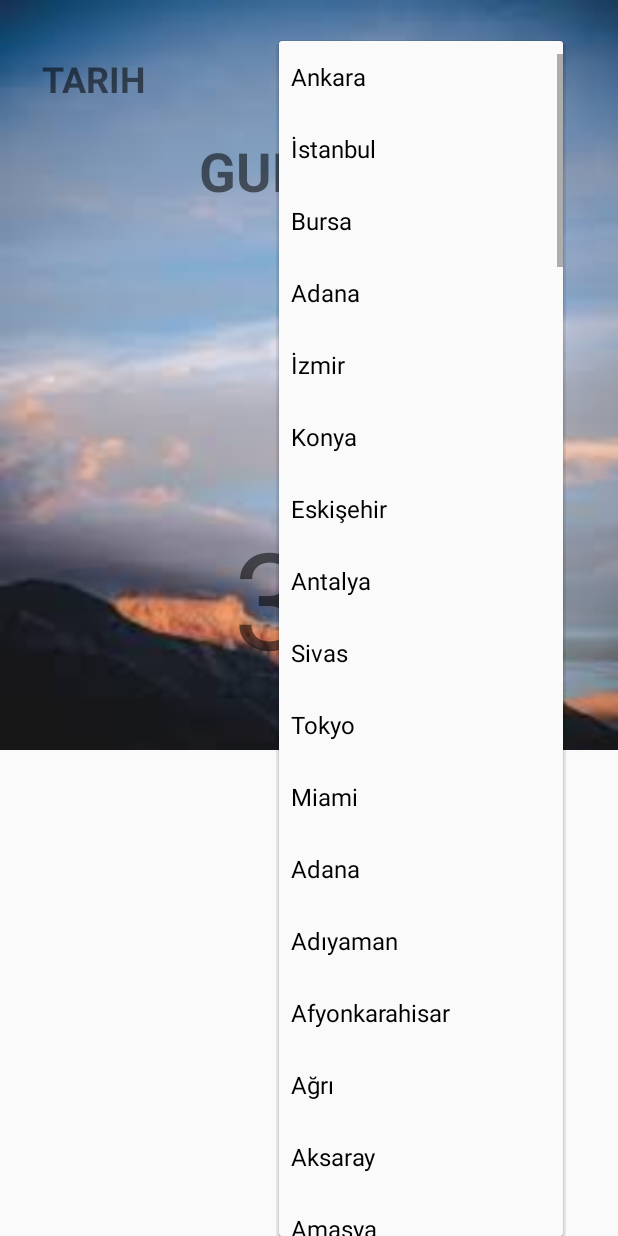
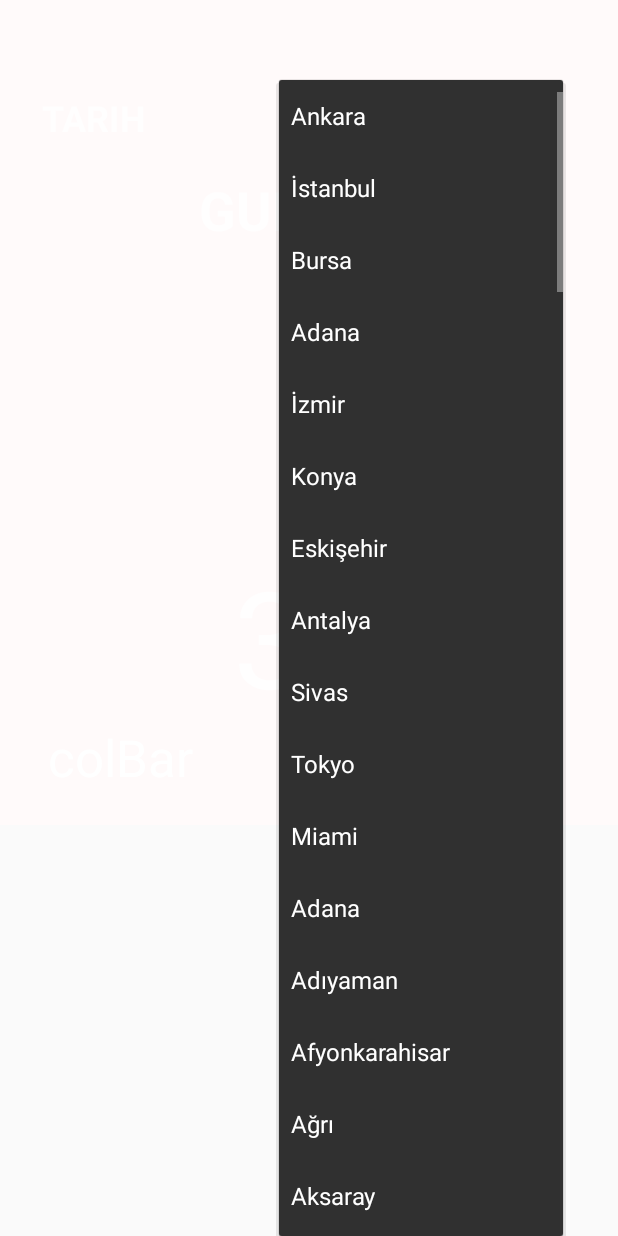
Before and after one commit to osmankiraz/WeatherApp, an Android app: the MainActivity screen opened directly, with no data from a screen before it, after a tap on "Ankara", on a phone screen of 412 x 824 dp. Run offline under Robolectric (Android 15) with nearby library versions, the phone set to English and light mode, and no system bars; our stand-ins replace Volley; libraries missing offline, so code that uses them is left out: im.delight.android; plain views replace SearchableSpinner; network calls fail; 3 statements that could not run were skipped.

Commit message:
23 ocak 2020 son

```diff
--- a/app/src/main/java/com/example/havadurumuapp/MainActivity.kt
+++ b/app/src/main/java/com/example/havadurumuapp/MainActivity.kt
@@ -42,6 +42,7 @@ class MainActivity : AppCompatActivity(), AdapterView.OnItemSelectedListener {
     var tersEdildiMi: Boolean = false
     lateinit var locationKey: String
     lateinit var listHavaArray:ArrayList<besGunHava>
+
 
 
     val dbWeather by lazy { DBWeatherHelper(this) }
@@ -96,6 +97,8 @@ class MainActivity : AppCompatActivity(), AdapterView.OnItemSelectedListener {
         super.onCreate(savedInstanceState)
         setContentView(R.layout.activity_main)
 
+        collapsingToolbar.title="colBar"
+        collapsingToolbar.setCollapsedTitleTextColor(resources.getColor(R.color.snowBir))
         listHavaArray=ArrayList<besGunHava>()
 
 
--- a/app/src/main/res/layout/activity_main.xml
+++ b/app/src/main/res/layout/activity_main.xml
@@ -16,29 +16,42 @@
         android:layout_height="match_parent"
         app:layout_constraintBottom_toBottomOf="parent"
         app:layout_constraintEnd_toEndOf="parent"
-        app:layout_constraintHorizontal_bias="0.0"
         app:layout_constraintStart_toStartOf="parent"
-        app:layout_constraintTop_toTopOf="parent">
+        app:layout_constraintTop_toTopOf="parent"
+        app:layout_constraintHorizontal_bias="0.0">
 
 
         <com.google.android.material.appbar.AppBarLayout
             android:id="@+id/appBarLayout"
             android:layout_width="match_parent"
-            android:layout_height="500dp"
-            android:fitsSystemWindows="false">
+            android:layout_height="550dp"
+            android:fitsSystemWindows="true"
+            android:theme="@style/ThemeOverlay.AppCompat.Dark">
 
             <com.google.android.material.appbar.CollapsingToolbarLayout
                 android:id="@+id/collapsingToolbar"
                 android:layout_width="match_parent"
                 android:layout_height="match_parent"
                 android:background="@color/snowBir"
+                app:contentScrim="@color/colorPrimary"
                 app:layout_scrollFlags="scroll|exitUntilCollapsed">
+
+                <androidx.appcompat.widget.Toolbar
+                    android:id="@+id/toolbar1"
+                    android:layout_width="match_parent"
+                    android:layout_height="?android:actionBarSize"
+                    android:elevation="7dp"
+                    app:layout_collapseMode="pin"
+                    app:popupTheme="@style/ThemeOverlay.AppCompat.Light">
+
+                </androidx.appcompat.widget.Toolbar>
+
 
                 <androidx.constraintlayout.widget.ConstraintLayout
                     android:id="@+id/havaRoot"
                     android:layout_width="match_parent"
-                    android:layout_height="match_parent"
-                    android:background="@drawable/dagvar">
+                    android:layout_height="match_parent">
+
 
                     <com.toptoche.searchablespinnerlibrary.SearchableSpinner
                         android:id="@+id/spnSehirler"
@@ -55,7 +68,7 @@
                         android:layout_width="wrap_content"
                         android:layout_height="wrap_content"
                         android:layout_marginStart="28dp"
-                        android:layout_marginTop="36dp"
+                        android:layout_marginTop="62dp"
                         android:text="TARIH"
                         android:textSize="24sp"
                         android:textStyle="bold"
--- a/app/src/main/res/layout/tek_satir_bes_gunluk_hava.xml
+++ b/app/src/main/res/layout/tek_satir_bes_gunluk_hava.xml
@@ -27,8 +27,8 @@
             android:layout_height="wrap_content"
             android:text="Perşembe"
             android:textSize="20sp"
-            android:layout_marginTop="5dp"
-            android:layout_gravity="center"
+            android:layout_marginTop="0dp"
+            android:layout_gravity="center_horizontal"
             android:textStyle="bold">
 
         </TextView>
@@ -59,6 +59,7 @@
         android:text="°C"
         android:textStyle="bold"
         android:textSize="20sp"
+        android:layout_marginLeft="4dp"
         android:layout_gravity="center_vertical" />
     <TextView
         android:id="@+id/txtBesGeceSicaklik"
@@ -67,12 +68,13 @@
         android:text="10"
         android:textSize="35sp"
         android:layout_marginLeft="20dp"
-        android:layout_gravity="center_vertical"/>
+        android:layout_gravity="center"/>
     <TextView
         android:layout_width="wrap_content"
         android:layout_height="wrap_content"
         android:text="°C"
         android:textSize="20sp"
+        android:layout_marginLeft="4dp"
         android:layout_gravity="center_vertical" />
 
 
```
Also changed, not shown: 114 other files.
